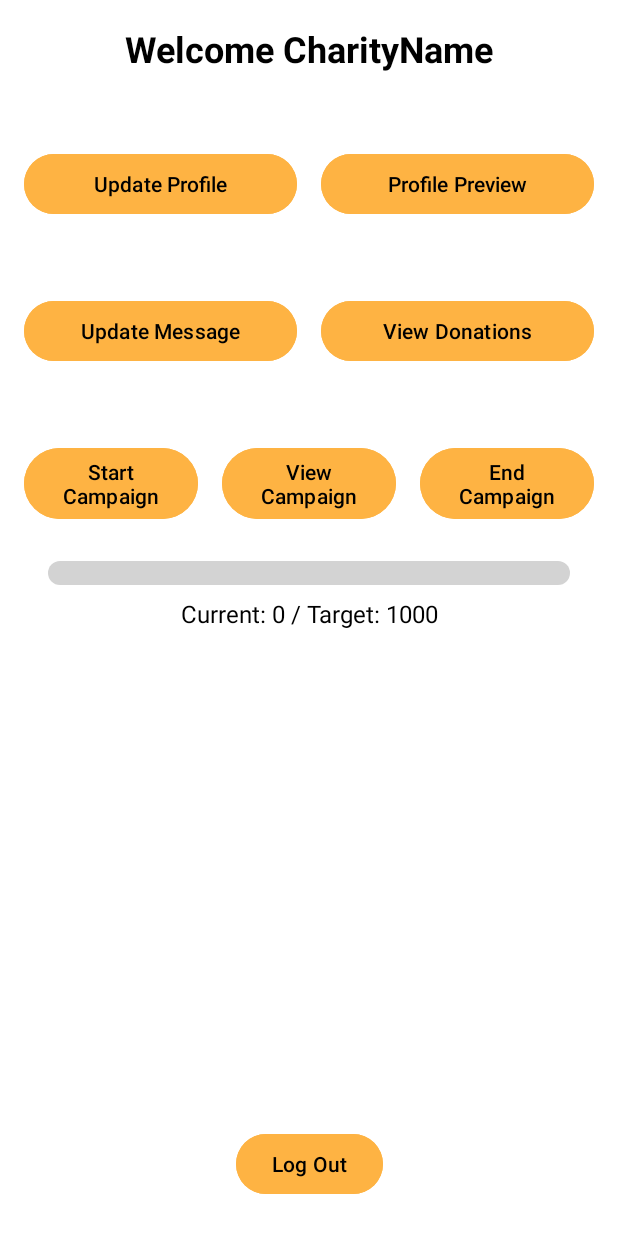
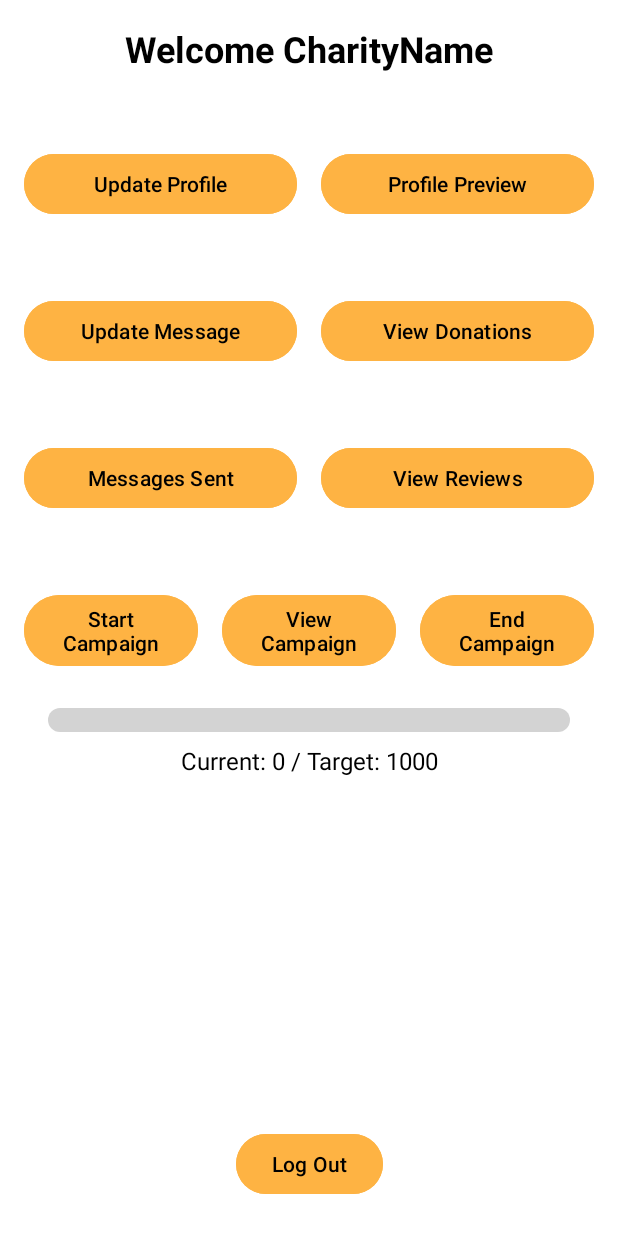
Before and after one commit to DevSnix/Sharity, an Android app: the CharityManagementActivity screen opened directly, with no data from a screen before it, on a phone screen of 412 x 824 dp. Shown: the top 1233 px of the screen. Run offline under Robolectric (Android 15) with nearby library versions, the phone set to English and light mode, and no system bars; our stand-ins replace Firebase (no records; nobody signed in at launch, a user with empty details on screens opened directly).

Commit message:
Added 2 more buttons and logic which addresses them

```diff
--- a/app/src/main/java/com/test/sharity/CharityManagementActivity.java
+++ b/app/src/main/java/com/test/sharity/CharityManagementActivity.java
@@ -3,24 +3,47 @@ package com.test.sharity;
 import android.content.Intent;
 import android.content.SharedPreferences;
 import android.os.Bundle;
+import android.text.SpannableString;
+import android.text.Spanned;
+import android.text.style.ForegroundColorSpan;
 import android.widget.Button;
+import android.widget.TextView;
 
 import androidx.annotation.Nullable;
 import androidx.appcompat.app.AppCompatActivity;
+import androidx.core.content.ContextCompat;
+
+import com.google.firebase.database.DatabaseReference;
+import com.google.firebase.database.FirebaseDatabase;
 
 public class CharityManagementActivity extends AppCompatActivity {
 
-    Button btnLogout, btnUpdateCharityProfile, btnProfilePreview, btnUpdateMessage;
+    Button btnLogout, btnUpdateCharityProfile, btnProfilePreview, btnUpdateMessage, btnViewDonations, btnMessagesSent, btnViewReviews;
+    TextView tvWelcome;
+    private int charityLicenseNumber;
+    private String stringCharityLicenseNumber;
+    private DatabaseReference charityRef;
 
     @Override
     protected void onCreate(@Nullable Bundle savedInstanceState) {
         super.onCreate(savedInstanceState);
         setContentView(R.layout.charity_profile_management);
 
+        tvWelcome = findViewById(R.id.tvWelcome);
         btnUpdateCharityProfile = findViewById(R.id.btnUpdateCharityProfile);
         btnProfilePreview = findViewById(R.id.btnProfilePreview);
         btnUpdateMessage = findViewById(R.id.btnUpdateMessage);
+        btnViewDonations = findViewById(R.id.btnViewDonations);
+        btnMessagesSent = findViewById(R.id.btnMessagesSent);
+        btnViewReviews = findViewById(R.id.btnViewReviews);
         btnLogout = findViewById(R.id.btnLogout);
+
+        SharedPreferences loggedCharityDetails = getSharedPreferences("CharityDetails", MODE_PRIVATE);
+        charityLicenseNumber = loggedCharityDetails.getInt("charityLicenseNumber", -1);
+        stringCharityLicenseNumber = String.valueOf(charityLicenseNumber);
+        charityRef = FirebaseDatabase.getInstance().getReference("charities").child(stringCharityLicenseNumber);
+
+        welcomeCharity();
 
         btnUpdateCharityProfile.setOnClickListener(v -> {
             Intent intent = new Intent(this, UpdateCharityProfileActivity.class);
@@ -34,6 +57,18 @@ public class CharityManagementActivity extends AppCompatActivity {
 
         btnUpdateMessage.setOnClickListener(v -> {
             Intent intent = new Intent(this, CharitySendMessageActivity.class);
+            startActivity(intent);
+        });
+
+        btnMessagesSent.setOnClickListener(v -> {
+            Intent intent = new Intent(this, CharityMessagesActivity.class);
+            intent.putExtra("licenseNumber", charityLicenseNumber);
+            startActivity(intent);
+        });
+
+        btnViewReviews.setOnClickListener(v -> {
+            Intent intent = new Intent(this, CharityReviewsActivity.class);
+            intent.putExtra("licenseNumber", charityLicenseNumber);
             startActivity(intent);
         });
 
@@ -54,4 +89,36 @@ public class CharityManagementActivity extends AppCompatActivity {
         });
     }
 
+    // Welcome charity method which welcomes whichever charity is logged in, emphasizing the name of the charity with different color
+    private void welcomeCharity() {
+        charityRef.get().addOnSuccessListener(dataSnapshot -> {
+            if (dataSnapshot.exists()) {
+                String charityName = dataSnapshot.child("charityName").getValue(String.class);
+
+                // Create the text "Welcome CharityName"
+                String welcomeText = "Welcome " + charityName;
+
+                // Create a SpannableString
+                SpannableString spannableString = new SpannableString(welcomeText);
+
+                // Apply color to "Welcome"
+                spannableString.setSpan(
+                        new ForegroundColorSpan(ContextCompat.getColor(this, R.color.black)),
+                        0, 7, // Index range for "Welcome"
+                        Spanned.SPAN_EXCLUSIVE_EXCLUSIVE
+                );
+
+                // Apply a different color to "CharityName"
+                spannableString.setSpan(
+                        new ForegroundColorSpan(ContextCompat.getColor(this, R.color.dark_orange)),
+                        8, welcomeText.length(), // Index range for "CharityName"
+                        Spanned.SPAN_EXCLUSIVE_EXCLUSIVE
+                );
+
+                // Set the spannable string to the TextView
+                tvWelcome.setText(spannableString);
+            }
+        });
+    }
+
 }
--- a/app/src/main/res/layout/charity_profile_management.xml
+++ b/app/src/main/res/layout/charity_profile_management.xml
@@ -79,6 +79,34 @@
         app:layout_constraintStart_toEndOf="@id/btnUpdateMessage"
         app:layout_constraintTop_toBottomOf="@id/btnProfilePreview" />
 
+    <Button
+        android:id="@+id/btnMessagesSent"
+        android:layout_width="0dp"
+        android:layout_height="wrap_content"
+        android:layout_marginVertical="50dp"
+        android:layout_marginTop="16dp"
+        android:layout_marginEnd="8dp"
+        android:backgroundTint="@color/light_orange"
+        android:text="Messages Sent"
+        android:textColor="@color/black"
+        app:layout_constraintEnd_toStartOf="@id/btnViewReviews"
+        app:layout_constraintStart_toStartOf="parent"
+        app:layout_constraintTop_toBottomOf="@id/btnUpdateMessage" />
+
+    <Button
+        android:id="@+id/btnViewReviews"
+        android:layout_width="0dp"
+        android:layout_height="wrap_content"
+        android:layout_marginVertical="50dp"
+        android:layout_marginStart="8dp"
+        android:layout_marginTop="16dp"
+        android:backgroundTint="@color/light_orange"
+        android:text="View Reviews"
+        android:textColor="@color/black"
+        app:layout_constraintEnd_toEndOf="parent"
+        app:layout_constraintStart_toEndOf="@id/btnMessagesSent"
+        app:layout_constraintTop_toBottomOf="@id/btnViewDonations" />
+
     <!-- Start Campaign, View Campaign, End Campaign Buttons, aligned symmetrically -->
     <Button
         android:id="@+id/btnStartCampaign"
@@ -91,7 +119,7 @@
         android:textColor="@color/black"
         app:layout_constraintEnd_toStartOf="@id/btnViewCampaign"
         app:layout_constraintStart_toStartOf="parent"
-        app:layout_constraintTop_toBottomOf="@id/btnViewDonations" />
+        app:layout_constraintTop_toBottomOf="@id/btnViewReviews" />
 
     <Button
         android:id="@+id/btnViewCampaign"
@@ -105,7 +133,7 @@
         android:textColor="@color/black"
         app:layout_constraintEnd_toStartOf="@id/btnEndCampaign"
         app:layout_constraintStart_toEndOf="@id/btnStartCampaign"
-        app:layout_constraintTop_toBottomOf="@id/btnViewDonations" />
+        app:layout_constraintTop_toBottomOf="@id/btnViewReviews" />
 
     <Button
         android:id="@+id/btnEndCampaign"
@@ -118,7 +146,7 @@
         android:textColor="@color/black"
         app:layout_constraintEnd_toEndOf="parent"
         app:layout_constraintStart_toEndOf="@id/btnViewCampaign"
-        app:layout_constraintTop_toBottomOf="@id/btnViewDonations" />
+        app:layout_constraintTop_toBottomOf="@id/btnViewReviews" />
 
     <!-- Progress Bar for Campaign Progress -->
     <ProgressBar
```
